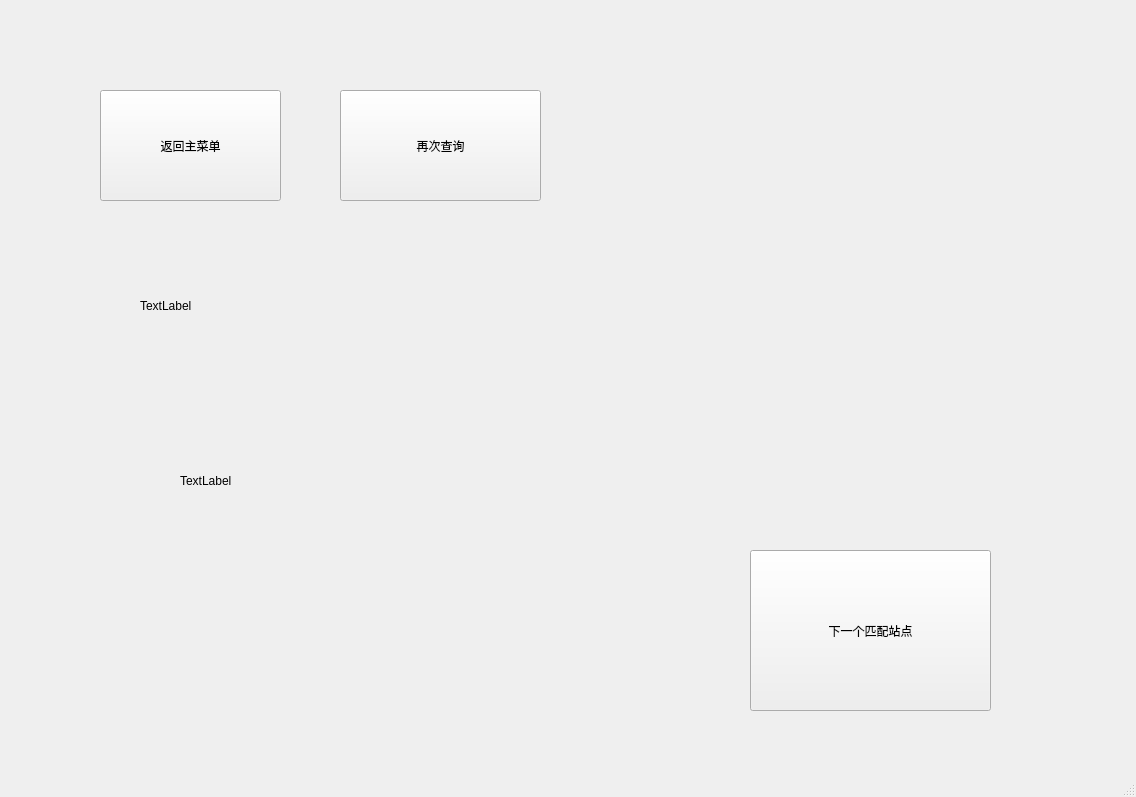
Old version of the form project_1/station_result.ui in the repository cxfann/DL_HW1.
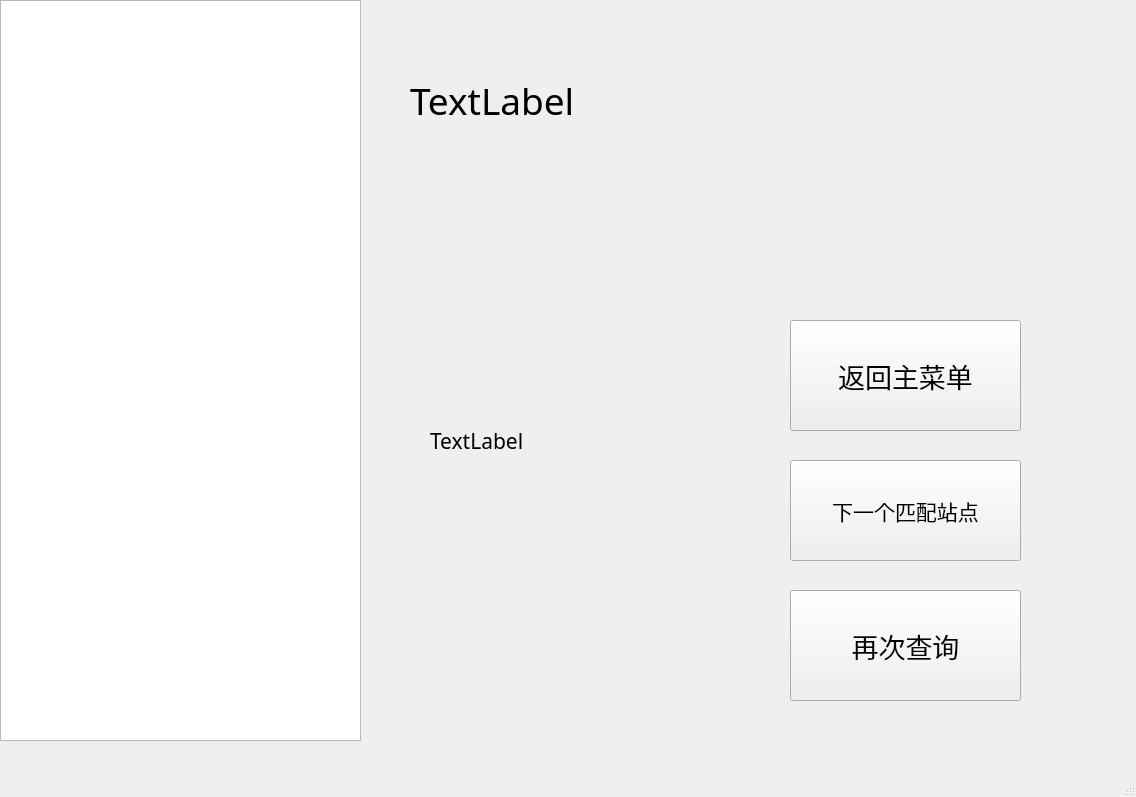
New version of the form. Icons and pictures are not drawn.

The edit to the form file:
```diff
--- a/project_1/station_result.ui
+++ b/project_1/station_result.ui
@@ -17,12 +17,18 @@
    <widget class="QPushButton" name="result2main">
     <property name="geometry">
      <rect>
-      <x>100</x>
-      <y>90</y>
-      <width>181</width>
+      <x>790</x>
+      <y>320</y>
+      <width>231</width>
       <height>111</height>
      </rect>
     </property>
+    <property name="font">
+     <font>
+      <family>霞鹜文楷</family>
+      <pointsize>20</pointsize>
+     </font>
+    </property>
     <property name="text">
      <string>返回主菜单</string>
     </property>
@@ -30,12 +36,18 @@
    <widget class="QPushButton" name="result2station">
     <property name="geometry">
      <rect>
-      <x>340</x>
-      <y>90</y>
-      <width>201</width>
+      <x>790</x>
+      <y>590</y>
+      <width>231</width>
       <height>111</height>
      </rect>
     </property>
+    <property name="font">
+     <font>
+      <family>霞鹜文楷</family>
+      <pointsize>20</pointsize>
+     </font>
+    </property>
     <property name="text">
      <string>再次查询</string>
     </property>
@@ -43,25 +55,37 @@
    <widget class="QLabel" name="station_name">
     <property name="geometry">
      <rect>
-      <x>140</x>
-      <y>270</y>
+      <x>410</x>
+      <y>60</y>
       <width>711</width>
-      <height>71</height>
-     </rect>
-    </property>
-    <property name="text">
-     <string>TextLabel</string>
-    </property>
-   </widget>
-   <widget class="QLabel" name="pass_routes">
-    <property name="geometry">
-     <rect>
-      <x>180</x>
-      <y>440</y>
-      <width>581</width>
       <height>81</height>
      </rect>
     </property>
+    <property name="font">
+     <font>
+      <family>霞鹜文楷</family>
+      <pointsize>28</pointsize>
+     </font>
+    </property>
+    <property name="text">
+     <string>TextLabel</string>
+    </property>
+   </widget>
+   <widget class="QLabel" name="pass_routes">
+    <property name="geometry">
+     <rect>
+      <x>430</x>
+      <y>140</y>
+      <width>311</width>
+      <height>601</height>
+     </rect>
+    </property>
+    <property name="font">
+     <font>
+      <family>霞鹜文楷</family>
+      <pointsize>16</pointsize>
+     </font>
+    </property>
     <property name="text">
      <string>TextLabel</string>
     </property>
@@ -69,16 +93,41 @@
    <widget class="QPushButton" name="next_station">
     <property name="geometry">
      <rect>
-      <x>750</x>
-      <y>550</y>
-      <width>241</width>
-      <height>161</height>
+      <x>790</x>
+      <y>460</y>
+      <width>231</width>
+      <height>101</height>
      </rect>
     </property>
+    <property name="font">
+     <font>
+      <family>霞鹜文楷</family>
+      <pointsize>16</pointsize>
+     </font>
+    </property>
     <property name="text">
      <string>下一个匹配站点</string>
     </property>
    </widget>
+   <widget class="QListView" name="listView">
+    <property name="geometry">
+     <rect>
+      <x>0</x>
+      <y>0</y>
+      <width>361</width>
+      <height>741</height>
+     </rect>
+    </property>
+    <property name="styleSheet">
+     <string notr="true">background-image: url(&quot;C:background.jpg&quot;)</string>
+    </property>
+   </widget>
+   <zorder>listView</zorder>
+   <zorder>result2main</zorder>
+   <zorder>result2station</zorder>
+   <zorder>station_name</zorder>
+   <zorder>pass_routes</zorder>
+   <zorder>next_station</zorder>
   </widget>
   <widget class="QMenuBar" name="menubar">
    <property name="geometry">
```
